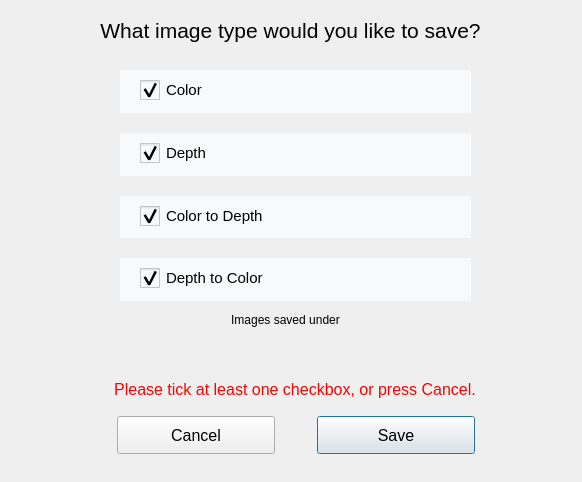
Above: DesktopApp/saveimagedialog.ui from michaelfong2017/landmark-annotator-desktop before the change. Below: the same form after it.
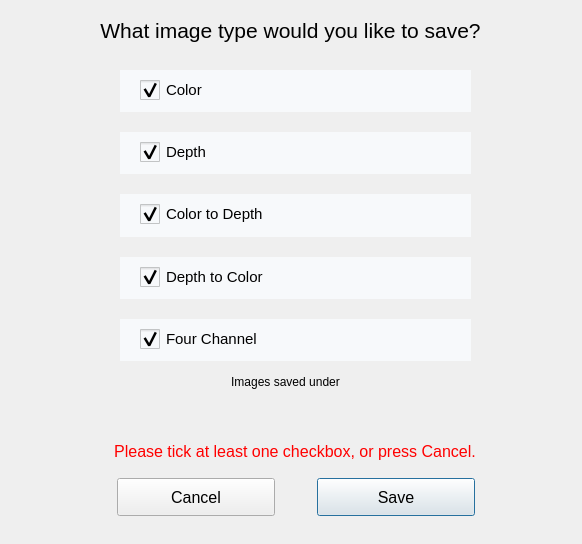
That is the form after the change.

Commit message: - Capture also save 16bit 4 channel image. - Auto save after capture, then if user wants to save, user can choose file location for each image. - Save all qDebug, qWarning, qCritical and qFatal messages to log files. Each date has a log file. - Organize all patient directories into a parent "Patient" directory.

What changed in the file:
```diff
--- a/DesktopApp/saveimagedialog.ui
+++ b/DesktopApp/saveimagedialog.ui
@@ -7,7 +7,7 @@
     <x>0</x>
     <y>0</y>
     <width>582</width>
-    <height>482</height>
+    <height>544</height>
    </rect>
   </property>
   <property name="windowTitle">
@@ -19,7 +19,7 @@
      <x>120</x>
      <y>70</y>
      <width>351</width>
-     <height>231</height>
+     <height>291</height>
     </rect>
    </property>
    <layout class="QVBoxLayout" name="verticalLayout">
@@ -206,6 +206,51 @@
       </widget>
      </widget>
     </item>
+    <item>
+     <widget class="QWidget" name="widget_6" native="true">
+      <property name="styleSheet">
+       <string notr="true">background-color: rgb(247, 249, 251)</string>
+      </property>
+      <widget class="QWidget" name="verticalLayoutWidget_8">
+       <property name="geometry">
+        <rect>
+         <x>20</x>
+         <y>0</y>
+         <width>221</width>
+         <height>41</height>
+        </rect>
+       </property>
+       <layout class="QVBoxLayout" name="verticalLayout_6">
+        <item>
+         <widget class="QCheckBox" name="checkBoxFourChannel">
+          <property name="font">
+           <font>
+            <pointsize>11</pointsize>
+           </font>
+          </property>
+          <property name="styleSheet">
+           <string notr="true">QCheckBox::indicator {
+	width: 20px;
+	height: 20px;
+}
+
+QCheckBox::indicator:unchecked {
+	
+}
+</string>
+          </property>
+          <property name="text">
+           <string>Four Channel</string>
+          </property>
+          <property name="checked">
+           <bool>true</bool>
+          </property>
+         </widget>
+        </item>
+       </layout>
+      </widget>
+     </widget>
+    </item>
    </layout>
   </widget>
   <widget class="QLabel" name="title">
@@ -231,7 +276,7 @@
    <property name="geometry">
     <rect>
      <x>40</x>
-     <y>310</y>
+     <y>372</y>
      <width>491</width>
      <height>61</height>
     </rect>
@@ -247,7 +292,7 @@
    <property name="geometry">
     <rect>
      <x>300</x>
-     <y>410</y>
+     <y>472</y>
      <width>191</width>
      <height>51</height>
     </rect>
@@ -282,7 +327,7 @@
    <property name="geometry">
     <rect>
      <x>100</x>
-     <y>410</y>
+     <y>472</y>
      <width>191</width>
      <height>51</height>
     </rect>
@@ -317,7 +362,7 @@
    <property name="geometry">
     <rect>
      <x>20</x>
-     <y>370</y>
+     <y>432</y>
      <width>550</width>
      <height>40</height>
     </rect>
```
The commit also changes 8 other files.
